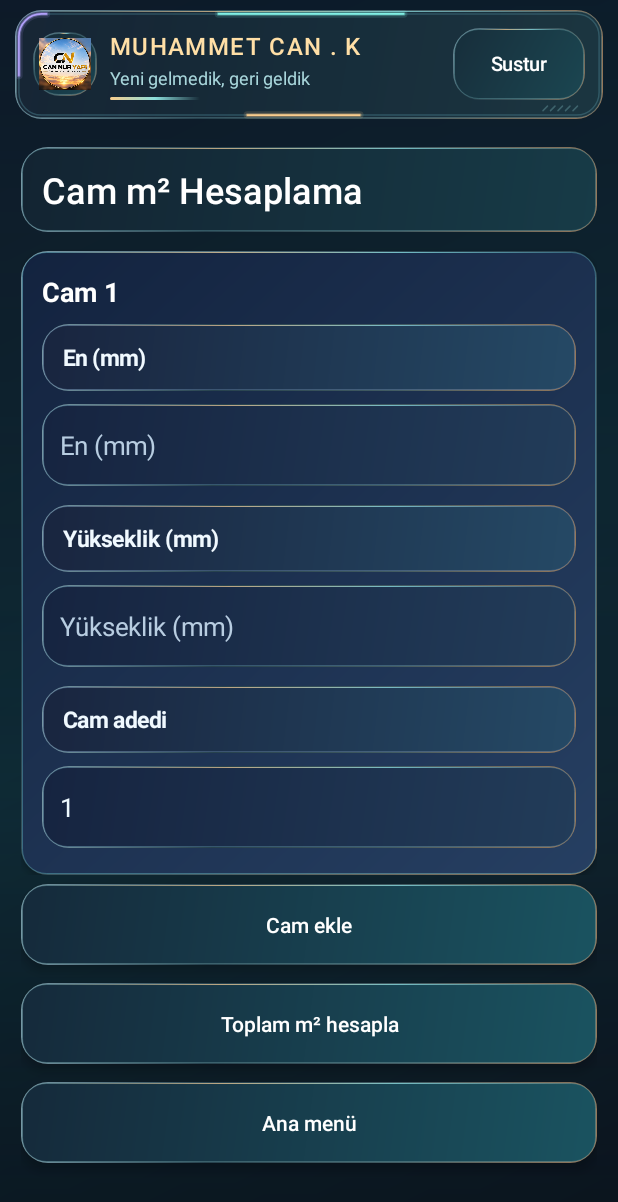
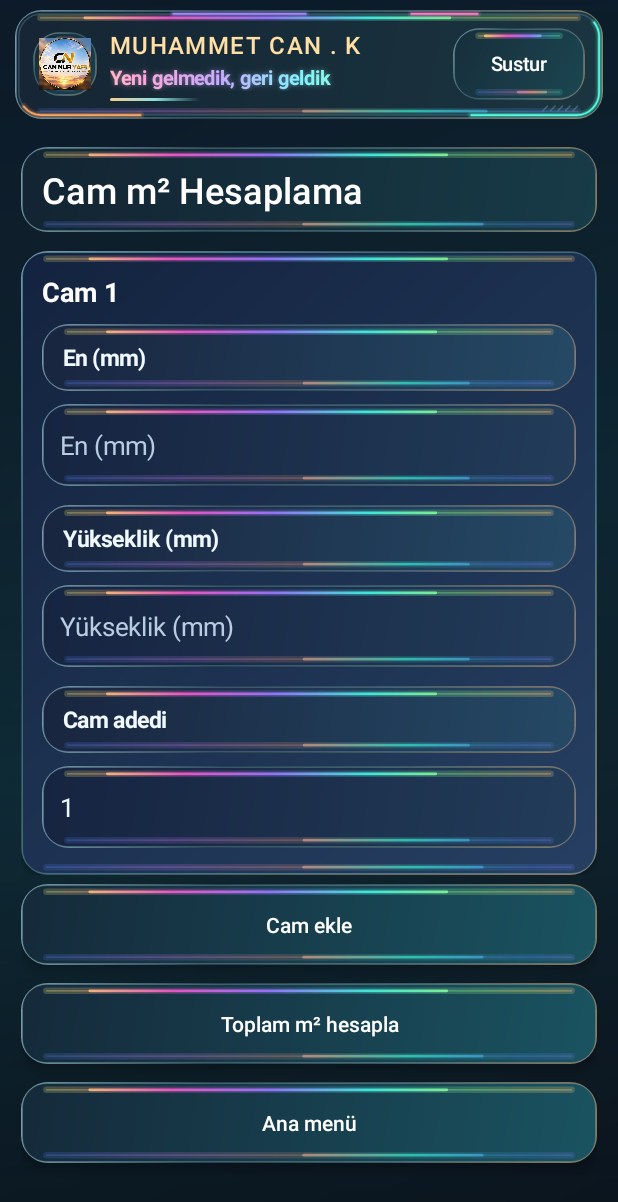
Before and after one commit to muhammetc4nk-ux/profilkesimpro, an Android app: the screen it shows after launch (MainActivity), after a tap on "Cam m² hesaplama", on a phone screen of 412 x 824 dp. Shown: the top 1202 px of the screen. Run offline under Robolectric (Android 15) with nearby library versions, the phone set to English and light mode, and no system bars; libraries missing offline, so code that uses them is left out: com.google.mlkit.vision.

Commit message:
Restore Profil Kesim Pro branding and recover hard-to-read cut tables

```diff
--- a/app/src/main/AndroidManifest.xml
+++ b/app/src/main/AndroidManifest.xml
@@ -4,9 +4,9 @@
 <uses-permission android:name="android.permission.FOREGROUND_SERVICE_MEDIA_PLAYBACK" />
 <uses-permission android:name="android.permission.WAKE_LOCK" />
 <application
- android:icon="${appIcon}"
- android:label="${appLabel}"
- android:roundIcon="${appIcon}"
+ android:icon="@drawable/cannuryapi_icon"
+ android:label="Profil Kesim Pro"
+ android:roundIcon="@drawable/cannuryapi_icon"
  android:theme="@android:style/Theme.Material.Light.NoActionBar"
  android:allowBackup="true"
  android:supportsRtl="true">
--- a/app/src/main/java/com/profilkesim/pro/InterfaceMotion.java
+++ b/app/src/main/java/com/profilkesim/pro/InterfaceMotion.java
@@ -5,17 +5,31 @@ import android.animation.PropertyValuesHolder;
 import android.animation.StateListAnimator;
 import android.animation.ValueAnimator;
 import android.content.Context;
+import android.graphics.Canvas;
+import android.graphics.ColorFilter;
+import android.graphics.LinearGradient;
+import android.graphics.Matrix;
+import android.graphics.Paint;
+import android.graphics.PixelFormat;
+import android.graphics.Rect;
+import android.graphics.Shader;
+import android.graphics.drawable.Drawable;
 import android.os.Build;
 import android.os.PowerManager;
+import android.os.SystemClock;
 import android.provider.Settings;
 import android.view.View;
+import android.view.ViewGroup;
 import android.view.animation.PathInterpolator;
+import android.widget.TextView;
 
 final class InterfaceMotion {
  static final PathInterpolator ARRIVE = new PathInterpolator(.20f, .75f, .22f, 1f);
  private static final PathInterpolator RELEASE = new PathInterpolator(.20f, .72f, .28f, 1f);
 
  private InterfaceMotion() {}
+
+ interface AnimationState { boolean isRunning(); }
 
  static boolean enabled(Context context) {
   PowerManager power = (PowerManager) context.getSystemService(Context.POWER_SERVICE);
@@ -42,4 +56,106 @@ final class InterfaceMotion {
   animator.setInterpolator(RELEASE);
   return animator;
  }
+
+ static void redraw(View view) {
+  if (view == null) return;
+  view.invalidate();
+  if (view instanceof ViewGroup) {
+   ViewGroup group = (ViewGroup) view;
+   for (int i = 0; i < group.getChildCount(); i++) redraw(group.getChildAt(i));
+  }
+ }
+
+ static final class PanelLights extends Drawable {
+  private static final int[] TOP = {0xfff258c9, 0xff9878ff, 0xff42efdf, 0xff92f785, 0xffffcb71, 0xfff258c9};
+  private static final int[] BOTTOM = {0xff36eacc, 0xff5087fb, 0xffd180ff, 0xffff9b82, 0xff36eacc};
+  private final AnimationState motion;
+  private final Paint paint = new Paint(Paint.ANTI_ALIAS_FLAG);
+  private final Matrix shift = new Matrix();
+  private final float density;
+  private final Runnable frame = () -> invalidateSelf();
+  private LinearGradient top, bottom;
+  private float span;
+
+  PanelLights(float density, AnimationState motion) {
+   this.density = density;
+   this.motion = motion;
+  }
+
+  @Override protected void onBoundsChange(Rect bounds) {
+   span = Math.max(1, bounds.width() * .85f);
+   top = new LinearGradient(0, 0, span, 0, TOP, null, Shader.TileMode.REPEAT);
+   bottom = new LinearGradient(0, 0, span, 0, BOTTOM, null, Shader.TileMode.REPEAT);
+  }
+
+  @Override public void draw(Canvas canvas) {
+   Rect bounds = getBounds();
+   float inset = 17 * density;
+   float left = bounds.left + inset;
+   float right = bounds.right - inset;
+   if (top == null || right <= left || bounds.height() < 14 * density) return;
+   long time = SystemClock.uptimeMillis();
+   boolean running = motion.isRunning();
+   float phase = running ? (time % 3600L) / 3600f : .26f;
+   rail(canvas, top, left, right, bounds.top + 5.2f * density, phase, .68f, .9f);
+   rail(canvas, bottom, left, right, bounds.bottom - 5.2f * density, 1 - phase, .34f, .62f);
+   if (running && isVisible()) {
+    unscheduleSelf(frame);
+    scheduleSelf(frame, time + 32);
+   }
+  }
+
+  private void rail(Canvas canvas, LinearGradient color, float left, float right, float y,
+                    float phase, float reach, float opacity) {
+   shift.setTranslate(left + span * phase, 0);
+   color.setLocalMatrix(shift);
+   paint.setShader(color);
+   paint.setStrokeCap(Paint.Cap.ROUND);
+   paint.setAlpha((int) (65 * opacity));
+   paint.setStrokeWidth(4.4f * density);
+   canvas.drawLine(left, y, right, y, paint);
+   paint.setAlpha((int) (120 * opacity));
+   paint.setStrokeWidth(.8f * density);
+   canvas.drawLine(left, y, right, y, paint);
+   float anchor = left + (right - left) * phase * (1 - reach);
+   paint.setAlpha((int) (255 * opacity));
+   paint.setStrokeWidth(1.8f * density);
+   canvas.drawLine(anchor, y, anchor + (right - left) * reach, y, paint);
+  }
+
+  @Override public void setAlpha(int alpha) { }
+  @Override public void setColorFilter(ColorFilter filter) { }
+  @Override public int getOpacity() { return PixelFormat.TRANSLUCENT; }
+ }
+
+ static final class Tagline extends TextView {
+  private static final int[] COLORS = {0xffffa8db, 0xffc8aaff, 0xff80f3ff, 0xffa2ffb1, 0xffffdb8f, 0xffffa8db};
+  private final AnimationState motion;
+  private final Matrix shift = new Matrix();
+  private LinearGradient colors;
+  private float span;
+
+  Tagline(Context context, AnimationState motion) {
+   super(context);
+   this.motion = motion;
+  }
+
+  @Override protected void onSizeChanged(int width, int height, int oldWidth, int oldHeight) {
+   super.onSizeChanged(width, height, oldWidth, oldHeight);
+   span = Math.max(48, width * 1.25f);
+   colors = new LinearGradient(0, 0, span, 0, COLORS, null, Shader.TileMode.REPEAT);
+  }
+
+  @Override protected void onDraw(Canvas canvas) {
+   boolean running = motion.isRunning();
+   if (colors != null) {
+    float phase = running ? (SystemClock.uptimeMillis() % 1180L) / 1180f : 0f;
+    shift.setTranslate(-span * phase, 0);
+    colors.setLocalMatrix(shift);
+    getPaint().setShader(colors);
+   }
+   super.onDraw(canvas);
+   if (running) postInvalidateDelayed(25);
+  }
+ }
 }
--- a/app/src/main/java/com/profilkesim/pro/LedTrace.java
+++ b/app/src/main/java/com/profilkesim/pro/LedTrace.java
@@ -28,7 +28,7 @@ final class LedTrace extends View {
  }
 
  void setActive(boolean active) {
-  if (active) animate(ValueAnimator.INFINITE, 10600);
+  if (active) animate(ValueAnimator.INFINITE, 4400);
   else if (animator != null) {
    animator.cancel();
    animator = null;
@@ -80,9 +80,10 @@ final class LedTrace extends View {
    float y = getHeight() - 5.6f * density;
    canvas.drawLine(x, y, x + 3.0f * density, y - 3.0f * density, paint);
   }
-  trace(canvas, length, phase, .14f, 0xff83f5e8);
-  trace(canvas, length, (phase + .53f) % 1f, .085f, 0xffffcf8e);
-  trace(canvas, length, (phase + .81f) % 1f, .06f, 0xffb6a3ff);
+  trace(canvas, length, phase, .16f, 0xff52ffe0);
+  trace(canvas, length, (phase + .41f) % 1f, .09f, 0xffffa663);
+  trace(canvas, length, (phase + .68f) % 1f, .10f, 0xffa685ff);
+  trace(canvas, length, (phase + .86f) % 1f, .05f, 0xffff7cc9);
  }
 
  private void trace(Canvas canvas, float length, float position, float span, int color) {
--- a/app/src/main/java/com/profilkesim/pro/MainActivity.java
+++ b/app/src/main/java/com/profilkesim/pro/MainActivity.java
@@ -25,6 +25,7 @@ public class MainActivity extends Activity {
  private FrameLayout shell;
  private BalconyBackdrop backdrop;
  private LedTrace mastheadTrace;
+ private boolean rgbRunning;
  private TemaWorkshop temaWorkshop;
  private final Map<TemaCatalog.Series, TemaWorkshop> temaWorkshops = new java.util.EnumMap<>(TemaCatalog.Series.class);
  Uri cameraUri;
@@ -265,8 +266,12 @@ public class MainActivity extends Activity {
   brand.setPadding(0, 0, 0, 0);
   identity.addView(brand);
 
-  TextView tagline = text("Yeni gelmedik, geri geldik", 12);
-  tagline.setTextColor(0xffa8d6db);
+  TextView tagline = new InterfaceMotion.Tagline(this, this::rgbRunning);
+  tagline.setText("Yeni gelmedik, geri geldik");
+  tagline.setTextSize(13);
+  tagline.setTypeface(null, Typeface.BOLD);
+  tagline.setTextColor(0xffc7f9ef);
+  tagline.setShadowLayer(dp(3), 0, 0, 0x8a995dff);
   tagline.setPadding(0, dp(2), 0, 0);
   identity.addView(tagline);
 
@@ -383,7 +388,7 @@ public class MainActivity extends Activity {
   LinearLayout.LayoutParams size = new LinearLayout.LayoutParams(-1, -2);
   size.setMargins(0, dp(5), 0, dp(5));
   body.addView(tile, size);
-  if (accent != 0xff9ae9e4) lightPanel(tile);
+  reveal(tile, body.getChildCount() * 26);
  }
  EditText input(String hint,String val){
   return input(body, hint, val);
@@ -451,6 +456,8 @@ public class MainActivity extends Activity {
   updateMusicButton();
   updateMusicService();
   boolean motion = InterfaceMotion.enabled(this);
+  rgbRunning = motion;
+  InterfaceMotion.redraw(root);
   if (backdrop != null) backdrop.setActive(motion);
   if (mastheadTrace != null) mastheadTrace.setActive(motion);
  }
@@ -460,6 +467,7 @@ public class MainActivity extends Activity {
  }
  @Override protected void onPause() {
   musicScreenResumed = false;
+  rgbRunning = false;
   if (backdrop != null) backdrop.setActive(false);
   if (mastheadTrace != null) mastheadTrace.setActive(false);
   updateMusicService();
@@ -630,7 +638,7 @@ public class MainActivity extends Activity {
    }
    if (decoded == null) {
     try {
-     decoded = MediaStore.Images.Media.getBitmap(getContentResolver(), uri);
+     decoded = decodeSampledPhoto(uri);
     } catch (java.io.IOException | RuntimeException e) {
      android.util.Log.w("ProfilKesimOCR", "Legacy bitmap decode failed for photo " + number, e);
     }
@@ -669,6 +677,22 @@ public class MainActivity extends Activity {
     else finished.accept(result);
    });
   }, "photo-decoder").start();
+ }
+
+ private Bitmap decodeSampledPhoto(Uri uri) throws java.io.IOException {
+  android.graphics.BitmapFactory.Options options = new android.graphics.BitmapFactory.Options();
+  options.inJustDecodeBounds = true;
+  try (java.io.InputStream input = getContentResolver().openInputStream(uri)) {
+   android.graphics.BitmapFactory.decodeStream(input, null, options);
+  }
+  if (options.outWidth <= 0 || options.outHeight <= 0) return null;
+  options.inJustDecodeBounds = false;
+  options.inSampleSize = 1;
+  int longest = Math.max(options.outWidth, options.outHeight);
+  while (longest / options.inSampleSize > 3200) options.inSampleSize *= 2;
+  try (java.io.InputStream input = getContentResolver().openInputStream(uri)) {
+   return android.graphics.BitmapFactory.decodeStream(input, null, options);
+  }
  }
 
  private void acceptScan(int number, CutPhotoReader.Result result) {
@@ -1111,18 +1135,16 @@ public class MainActivity extends Activity {
    new int[]{0xff7899a6, 0xff27424e, 0xff425c63, 0xff96785a});
   frame.setCornerRadius(dp(18));
   GradientDrawable surface = gradient(start, end, (edge & 0x00ffffff) | 0x66000000);
-  GradientDrawable strip = new GradientDrawable(GradientDrawable.Orientation.LEFT_RIGHT,
-   new int[]{0x00ecc18b, 0xbbecc18b, 0xb68cdee2, 0x008cdee2});
-  strip.setCornerRadius(dp(3));
+  InterfaceMotion.PanelLights lights = new InterfaceMotion.PanelLights(
+   getResources().getDisplayMetrics().density, this::rgbRunning);
   android.graphics.drawable.LayerDrawable layers = new android.graphics.drawable.LayerDrawable(
-   new android.graphics.drawable.Drawable[]{frame, surface, strip});
+   new android.graphics.drawable.Drawable[]{frame, surface, lights});
   layers.setPaddingMode(android.graphics.drawable.LayerDrawable.PADDING_MODE_STACK);
   layers.setLayerInset(1, dp(1), dp(1), dp(1), dp(1));
-  layers.setLayerInset(2, dp(18), dp(1), dp(18), 0);
-  layers.setLayerHeight(2, dp(1));
-  layers.setLayerGravity(2, Gravity.TOP | Gravity.FILL_HORIZONTAL);
   return layers;
  }
+
+ private boolean rgbRunning() { return rgbRunning; }
 
  void addTextPanel(TextView view, int start, int end, int edge) {
   addTextPanel(body, view, start, end, edge);
```
Also changed, not shown: app/build.gradle (+3 -5 lines), app/src/main/java/com/profilkesim/pro/CutPhotoReader.java (+61 -26 lines), app/src/main/java/com/profilkesim/pro/CutSheet.java (+40 -1 lines), app/src/main/java/com/profilkesim/pro/TableOcrRegion.java (+74 -4 lines), app/src/main/res/drawable/ic_kesim_atolye.xml (deleted, +0 -9 lines), 1 other file.
